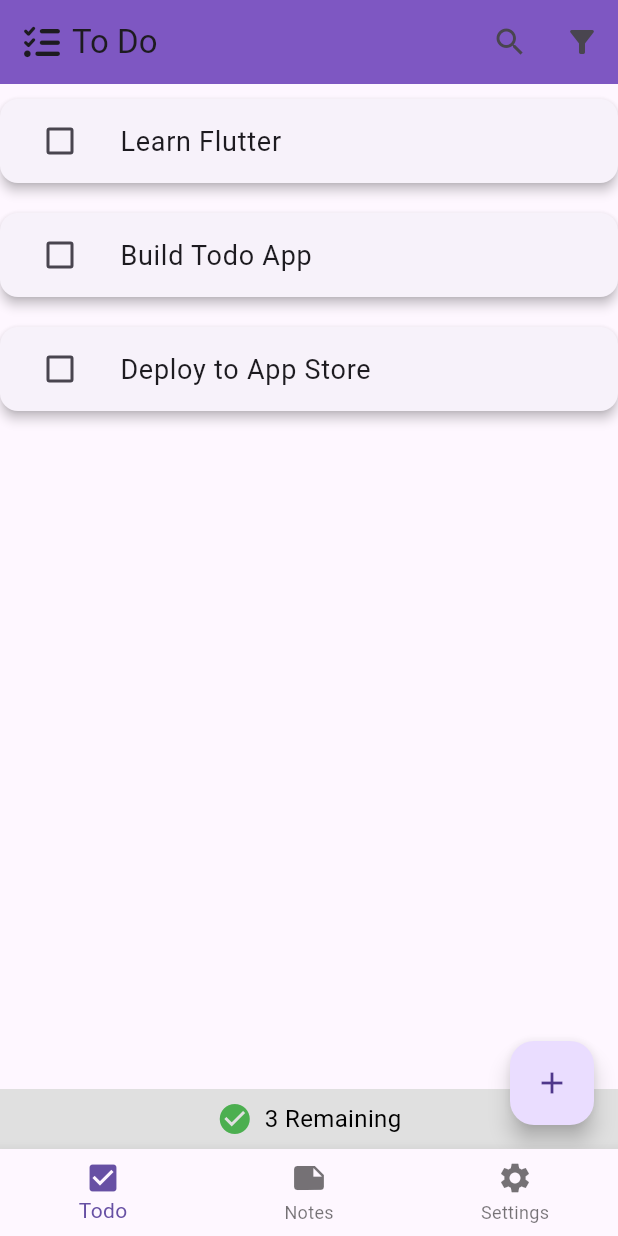
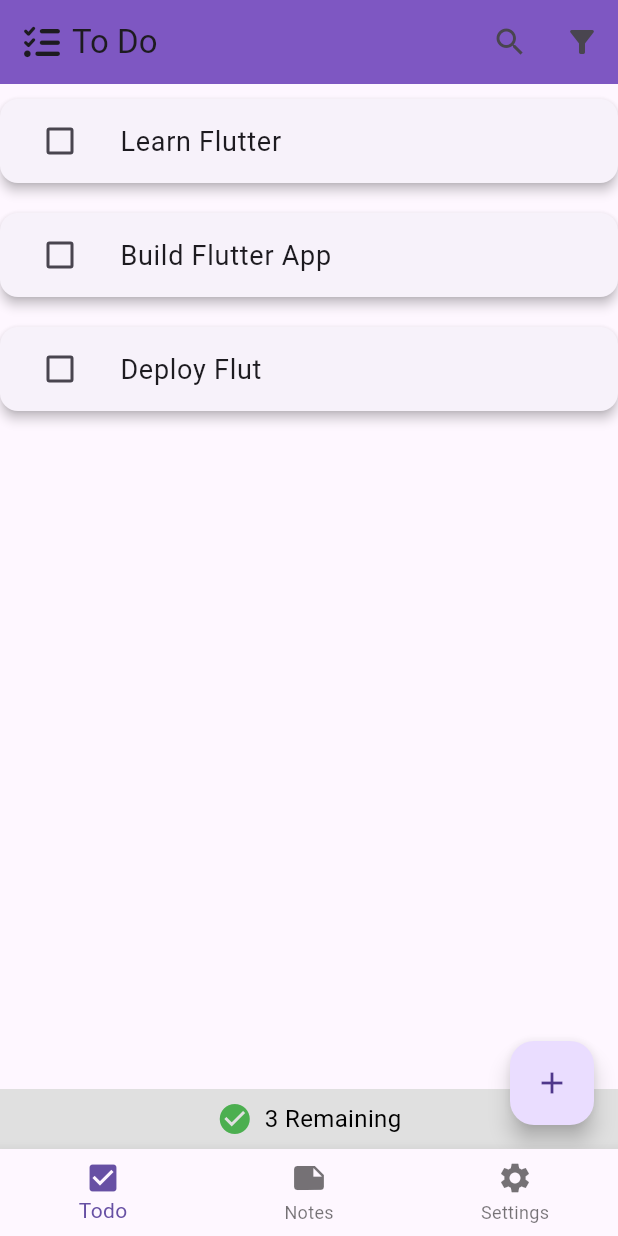
Before and after one commit to Syipmong/todo_app, a Flutter app: the screen it shows after launch, on a phone screen of 412 x 824 dp. Run offline on Flutter 3.47's test engine with Material 3 defaults, Android fonts, the phone set to English and light mode, and no system bars; our stand-ins replace font_awesome_flutter.

```diff
--- a/lib/screens/todoscreen.dart
+++ b/lib/screens/todoscreen.dart
@@ -11,8 +11,8 @@ class ToDoScreen extends StatefulWidget {
 class _ToDoScreenState extends State<ToDoScreen> {
   List<Todo> todos = [
     Todo(title: 'Learn Flutter'),
-    Todo(title: 'Build Todo App'),
-    Todo(title: 'Deploy to App Store'),
+    Todo(title: 'Build Flutter App'),
+    Todo(title: 'Deploy Flut'),
   ];
 
   // Function to add a new todo
--- a/pubspec.yaml
+++ b/pubspec.yaml
@@ -37,12 +37,12 @@ dependencies:
   cupertino_icons: ^1.0.2
   font_awesome_flutter: ^10.7.0
   rename_app: ^1.3.2
-#  flutter_launcher_icons: ^0.13.1
+  flutter_launcher_icons: ^0.13.1
 
 dev_dependencies:
   flutter_test:
     sdk: flutter
-  flutter_launcher_icons: "^0.13.1"
+#  flutter_launcher_icons: "^0.13.1"
 
 
 flutter_launcher_icons:
```
Also changed, not shown: pubspec.lock.
